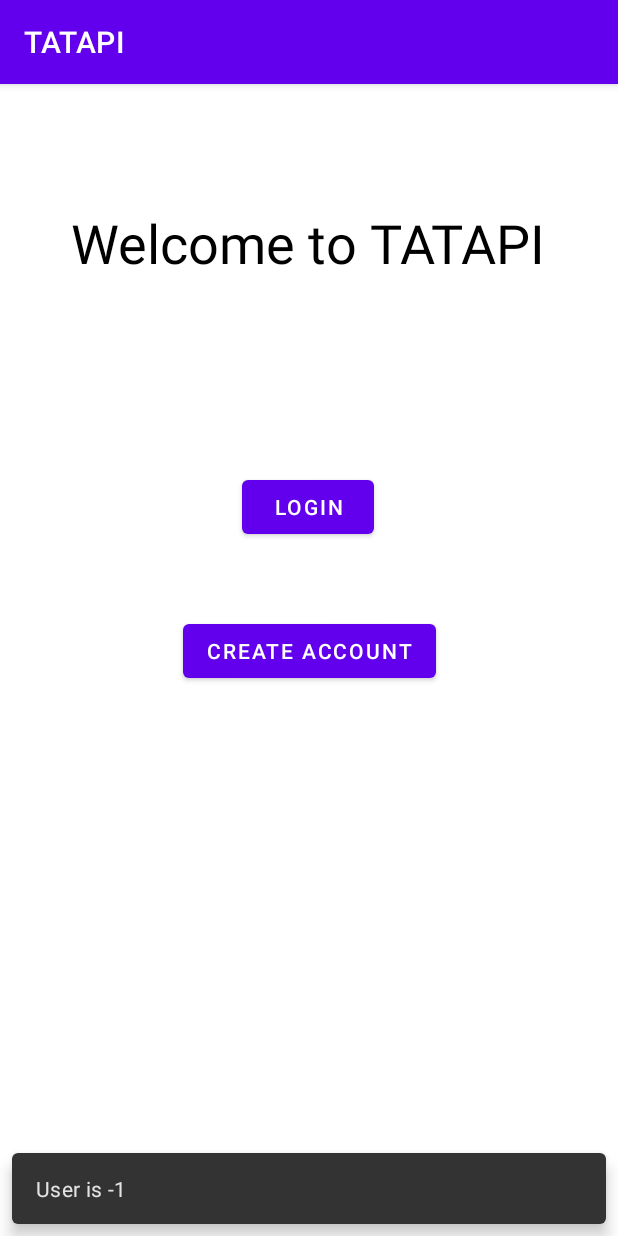
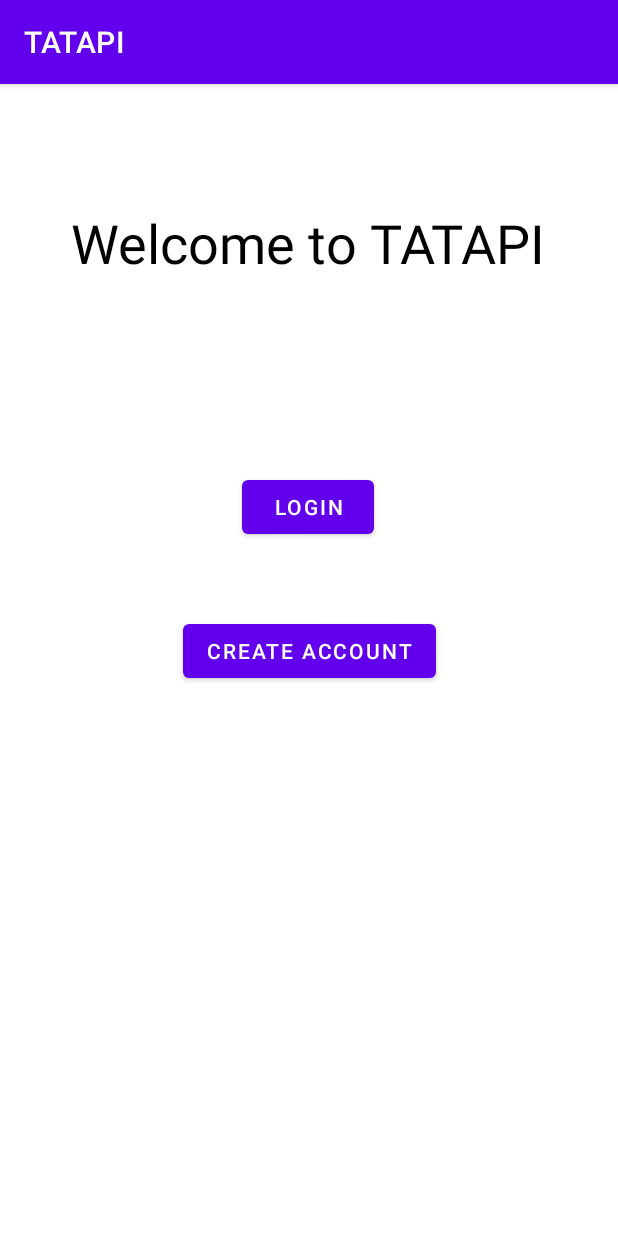
Before and after one commit to DannyJacoby/CST438_P3_SP21, an Android app: the first screen one second after launch (LandingActivity), on a phone screen of 412 x 824 dp. Run offline under Robolectric (Android 15) with nearby library versions, the phone set to English and light mode, and no system bars; our stand-ins replace Room's generated code; libraries missing offline, so code that uses them is left out: com.parse; 1 statement that could not run was skipped.

Commit message:
Made preferences work
Use LandingActivity.USER_KEY/PREF_KEY

```diff
--- a/app/src/main/java/com/example/tatapi/GameActivity.java
+++ b/app/src/main/java/com/example/tatapi/GameActivity.java
@@ -18,8 +18,8 @@ import com.example.tatapi.db.UserDAO;
 import com.google.android.material.snackbar.Snackbar;
 
 public class GameActivity extends AppCompatActivity {
-    private static final String PREF_KEY = "com.example.tatapi.PREFERENCES_KEY";
-    private static final String USER_KEY = "com.example.tatapi.USERS_KEY";
+    protected static final String PREF_KEY = LandingActivity.PREF_KEY;
+    protected static final String USER_KEY = LandingActivity.USER_KEY;
 
     public Button attackButton;
     public Button defendButton;
--- a/app/src/main/java/com/example/tatapi/LandingActivity.java
+++ b/app/src/main/java/com/example/tatapi/LandingActivity.java
@@ -7,6 +7,7 @@ import android.content.Context;
 import android.content.Intent;
 import android.content.SharedPreferences;
 import android.os.Bundle;
+import android.util.Log;
 import android.widget.Button;
 
 import com.example.tatapi.db.AppDatabase;
@@ -18,8 +19,8 @@ import com.parse.Parse;
 import java.util.List;
 
 public class LandingActivity extends AppCompatActivity {
-    private static final String PREF_KEY = "com.example.tatapi.PREFERENCES_KEY";
-    private static final String USER_KEY = "com.example.tatapi.USERS_KEY";
+    protected static final String PREF_KEY = "com.example.tatapi.PREFERENCES_KEY";
+    protected static final String USER_KEY = "com.example.tatapi.USERNAME_KEY";
 
     public Button mLoginBtn;
     public Button mCreateBtn;
@@ -68,7 +69,7 @@ public class LandingActivity extends AppCompatActivity {
     }
 
     private void getPrefs(){
-        mPrefs = this.getSharedPreferences(PREF_KEY, 0);
+        mPrefs = getSharedPreferences(PREF_KEY, 0);
         mEdit = mPrefs.edit();
     }
 
@@ -78,7 +79,6 @@ public class LandingActivity extends AppCompatActivity {
         }
 
         mUserId = mPrefs.getInt(USER_KEY, -1);
-        snackMaker("User is " + mUserId);
         if(mUserId != -1){
             Intent intent = HomeActivity.intent_factory(this);
             startActivity(intent);
@@ -87,8 +87,8 @@ public class LandingActivity extends AppCompatActivity {
 
         List<User> users = mUserDAO.getAllUsers();
         if(users.size() <= 0){
-            User defaultUser = new User("fake", "fake", 1);
-            User secondsUser = new User("fake2", "fake2", 1);
+            User defaultUser = new User("fake", "fake", 1, true);
+            User secondsUser = new User("fake2", "fake2", 1, false);
             mUserDAO.insert(defaultUser, secondsUser);
         }
 
--- a/app/src/main/java/com/example/tatapi/db/User.java
+++ b/app/src/main/java/com/example/tatapi/db/User.java
@@ -18,16 +18,21 @@ public class User {
     private String mUsername;
     private String mPassword;
 
+    private boolean isAdmin;
+
     private int mLevel;
     private float mHealth;
     private float mOverAllHealth;
     private float mMagic;
     private float mStrength;
 
-    public User(String mUsername, String mPassword, int mLevel){
+
+
+    public User(String mUsername, String mPassword, int mLevel, boolean isAdmin){
         this.mUsername = mUsername;
         this.mPassword = mPassword;
         this.mLevel = mLevel;
+        this.isAdmin = isAdmin;
         this.mHealth = 100;
         this.mOverAllHealth = getHealth();
         this.mMagic = 25;
@@ -60,6 +65,13 @@ public class User {
     }
     public void setLevel(int mLevel) {
         this.mLevel = mLevel;
+    }
+
+    public boolean getAdmin() {
+        return isAdmin;
+    }
+    public void setAdmin(boolean admin) {
+        isAdmin = admin;
     }
 
     public float getHealth() {
--- a/app/src/main/res/layout/activity_game.xml
+++ b/app/src/main/res/layout/activity_game.xml
@@ -63,18 +63,20 @@
         android:id="@+id/battle_text"
         android:layout_width="wrap_content"
         android:layout_height="wrap_content"
+        android:layout_marginTop="32dp"
         android:layout_marginBottom="250dp"
         android:text="@string/sample_battle_text"
         app:layout_constraintBottom_toBottomOf="parent"
         app:layout_constraintEnd_toEndOf="parent"
         app:layout_constraintStart_toStartOf="parent"
-        app:layout_constraintTop_toBottomOf="@+id/health_text" />
+        app:layout_constraintTop_toBottomOf="@+id/health_text"
+        app:layout_constraintVertical_bias="0.0" />
 
     <TextView
         android:id="@+id/health_text"
         android:layout_width="wrap_content"
         android:layout_height="wrap_content"
-        android:layout_marginTop="100dp"
+        android:layout_marginTop="60dp"
         android:text="@string/sample_health_text"
         app:layout_constraintEnd_toEndOf="parent"
         app:layout_constraintStart_toStartOf="parent"
--- a/app/src/main/res/layout/activity_landing.xml
+++ b/app/src/main/res/layout/activity_landing.xml
@@ -47,4 +47,5 @@
         app:layout_constraintStart_toStartOf="parent"
         app:layout_constraintTop_toBottomOf="@+id/loginMainBtn"
         app:layout_constraintVertical_bias="0.0" />
+
 </androidx.constraintlayout.widget.ConstraintLayout>
--- a/app/src/main/res/values/strings.xml
+++ b/app/src/main/res/values/strings.xml
@@ -31,4 +31,6 @@
     <string name="back4app_server_url">https://parseapi.back4app.com/</string>
     <string name="back4app_app_id">pvk0ILQ0nY0kop4xpDJweRiKpDqT9vsNx2OTiUNz</string>
     <string name="back4app_client_key">aHmAPDNNQqh08PYWuaD1vfsEwlDgMkJoVsYo6CXq</string>
+    <string name="leaderboardString">Leaderboard</string>
+    <string name="adminString">Admin</string>
 </resources>
```
Also changed, not shown: app/src/main/java/com/example/tatapi/HomeActivity.java (+22 -7 lines), app/src/main/java/com/example/tatapi/LoginActivity.java (+6 -5 lines), app/src/main/res/layout/activity_home.xml (+27 -0 lines), gradle/wrapper/gradle-wrapper.properties.
